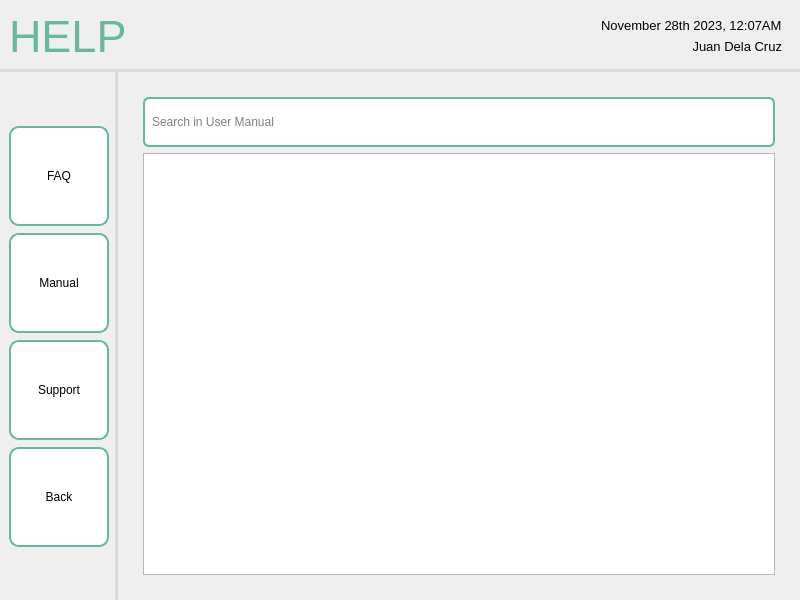
Qt form screens/ui/help/help_userManual.ui (sehae/POS-with-Inventory-System) before a commit.
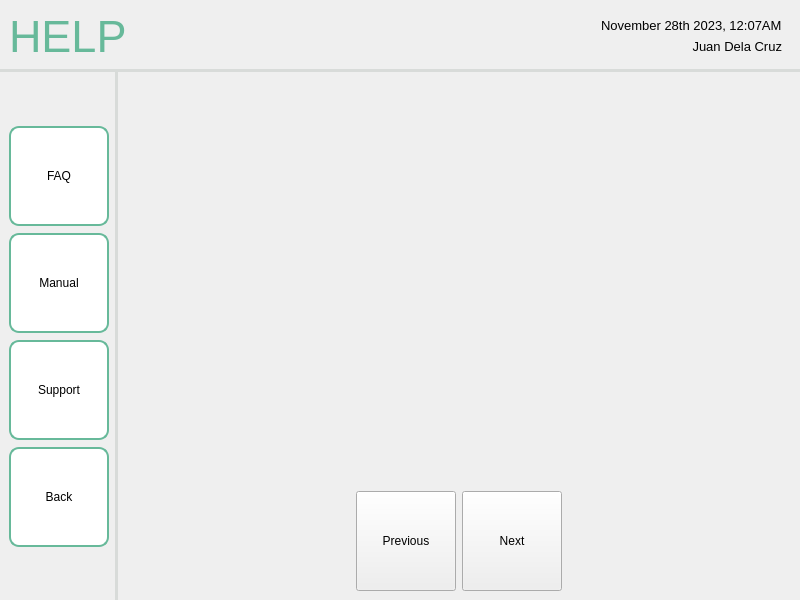
The same form after that commit. Icons and pictures are not drawn.

What changed in the file:
```diff
--- a/screens/ui/help/help_userManual.ui
+++ b/screens/ui/help/help_userManual.ui
@@ -375,22 +375,23 @@
        </item>
        <item row="1" column="1">
         <widget class="QWidget" name="mainContent" native="true">
-         <layout class="QVBoxLayout" name="verticalLayout_8">
-          <property name="leftMargin">
-           <number>25</number>
-          </property>
-          <property name="topMargin">
-           <number>25</number>
-          </property>
-          <property name="rightMargin">
-           <number>25</number>
-          </property>
-          <property name="bottomMargin">
-           <number>25</number>
-          </property>
+         <layout class="QVBoxLayout" name="verticalLayout">
           <item>
-           <widget class="QWidget" name="layoutContainer" native="true">
-            <layout class="QVBoxLayout" name="verticalLayout">
+           <widget class="QLabel" name="tutorial">
+            <property name="text">
+             <string/>
+            </property>
+           </widget>
+          </item>
+          <item>
+           <widget class="QWidget" name="widget" native="true">
+            <property name="sizePolicy">
+             <sizepolicy hsizetype="Preferred" vsizetype="Fixed">
+              <horstretch>0</horstretch>
+              <verstretch>0</verstretch>
+             </sizepolicy>
+            </property>
+            <layout class="QHBoxLayout" name="horizontalLayout_2">
              <property name="leftMargin">
               <number>0</number>
              </property>
@@ -404,35 +405,68 @@
               <number>0</number>
              </property>
              <item>
-              <widget class="QLineEdit" name="lineEdit">
+              <spacer name="horizontalSpacer">
+               <property name="orientation">
+                <enum>Qt::Horizontal</enum>
+               </property>
+               <property name="sizeHint" stdset="0">
+                <size>
+                 <width>40</width>
+                 <height>20</height>
+                </size>
+               </property>
+              </spacer>
+             </item>
+             <item>
+              <widget class="QPushButton" name="pushButton_2">
                <property name="minimumSize">
                 <size>
-                 <width>250</width>
-                 <height>50</height>
+                 <width>100</width>
+                 <height>100</height>
                 </size>
                </property>
                <property name="maximumSize">
                 <size>
-                 <width>16777215</width>
-                 <height>16777215</height>
+                 <width>100</width>
+                 <height>100</height>
                 </size>
                </property>
-               <property name="styleSheet">
-                <string notr="true">QLineEdit {
-    padding: 5px;
-    border: 2px solid #67B99A;
-    border-radius: 6px;
-    background-color: #FFFFFF;
-    selection-background-color: darkgray;
-}</string>
+               <property name="text">
+                <string>Previous</string>
                </property>
-               <property name="placeholderText">
-                <string>Search in User Manual</string>
+              </widget>
+             </item>
+             <item>
+              <widget class="QPushButton" name="pushButton_3">
+               <property name="minimumSize">
+                <size>
+                 <width>100</width>
+                 <height>100</height>
+                </size>
                </property>
+               <property name="maximumSize">
+                <size>
+                 <width>100</width>
+                 <height>100</height>
+                </size>
+               </property>
+               <property name="text">
+                <string>Next</string>
+               </property>
               </widget>
              </item>
              <item>
-              <widget class="QListWidget" name="listWidget"/>
+              <spacer name="horizontalSpacer_3">
+               <property name="orientation">
+                <enum>Qt::Horizontal</enum>
+               </property>
+               <property name="sizeHint" stdset="0">
+                <size>
+                 <width>40</width>
+                 <height>20</height>
+                </size>
+               </property>
+              </spacer>
              </item>
             </layout>
            </widget>
```
Left out of the diff: 4 changed lines with no effect on the pictures.
